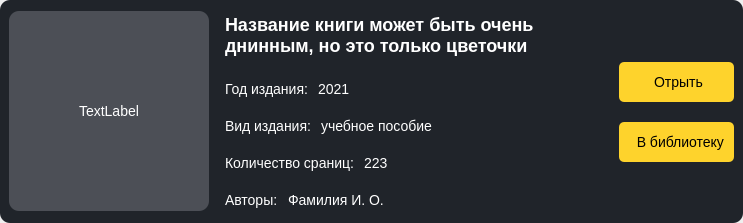
This is Design/qt_ui/book_card.ui in PereverzevIvan/Online_library_for_Polytech as Qt 5 draws it before an edit. The edited form follows.
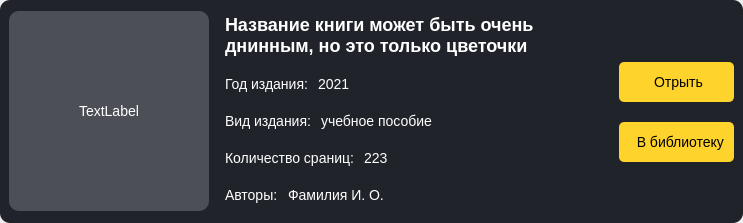
This is the edited form. Icons and pictures are not drawn.

```diff
--- a/Design/qt_ui/book_card.ui
+++ b/Design/qt_ui/book_card.ui
@@ -264,7 +264,7 @@
             <property name="bottomMargin">
              <number>0</number>
             </property>
-            <item>
+            <item alignment="Qt::AlignTop">
              <widget class="QLabel" name="label_5">
               <property name="sizePolicy">
                <sizepolicy hsizetype="Fixed" vsizetype="Fixed">
@@ -277,7 +277,7 @@
               </property>
              </widget>
             </item>
-            <item>
+            <item alignment="Qt::AlignTop">
              <widget class="QLabel" name="year_label">
               <property name="sizePolicy">
                <sizepolicy hsizetype="Fixed" vsizetype="Fixed">
@@ -320,7 +320,7 @@
             <property name="bottomMargin">
              <number>0</number>
             </property>
-            <item>
+            <item alignment="Qt::AlignTop">
              <widget class="QLabel" name="label_9">
               <property name="sizePolicy">
                <sizepolicy hsizetype="Fixed" vsizetype="Fixed">
@@ -333,7 +333,7 @@
               </property>
              </widget>
             </item>
-            <item>
+            <item alignment="Qt::AlignTop">
              <widget class="QLabel" name="type_label">
               <property name="sizePolicy">
                <sizepolicy hsizetype="Fixed" vsizetype="Fixed">
@@ -376,7 +376,7 @@
             <property name="bottomMargin">
              <number>0</number>
             </property>
-            <item>
+            <item alignment="Qt::AlignTop">
              <widget class="QLabel" name="label_7">
               <property name="sizePolicy">
                <sizepolicy hsizetype="Fixed" vsizetype="Fixed">
@@ -389,7 +389,7 @@
               </property>
              </widget>
             </item>
-            <item>
+            <item alignment="Qt::AlignTop">
              <widget class="QLabel" name="pages_label">
               <property name="sizePolicy">
                <sizepolicy hsizetype="Fixed" vsizetype="Fixed">
@@ -408,7 +408,7 @@
            </layout>
           </widget>
          </item>
-         <item alignment="Qt::AlignLeft">
+         <item>
           <widget class="QFrame" name="frame">
            <property name="frameShape">
             <enum>QFrame::StyledPanel</enum>
@@ -432,7 +432,7 @@
             <property name="bottomMargin">
              <number>0</number>
             </property>
-            <item>
+            <item alignment="Qt::AlignTop">
              <widget class="QLabel" name="label_4">
               <property name="sizePolicy">
                <sizepolicy hsizetype="Fixed" vsizetype="Fixed">
@@ -445,10 +445,10 @@
               </property>
              </widget>
             </item>
-            <item>
+            <item alignment="Qt::AlignTop">
              <widget class="QLabel" name="authors_label">
               <property name="sizePolicy">
-               <sizepolicy hsizetype="Fixed" vsizetype="Fixed">
+               <sizepolicy hsizetype="Expanding" vsizetype="Fixed">
                 <horstretch>0</horstretch>
                 <verstretch>0</verstretch>
                </sizepolicy>
```
